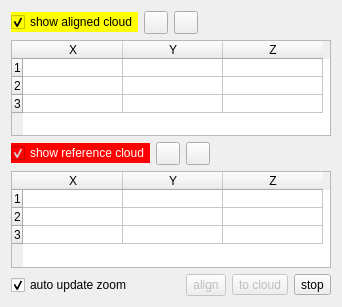
First picture: the form in qCC/ui_templates/pointPairRegistrationDlg.ui, repository CloudCompare/CloudCompare, before the edit.
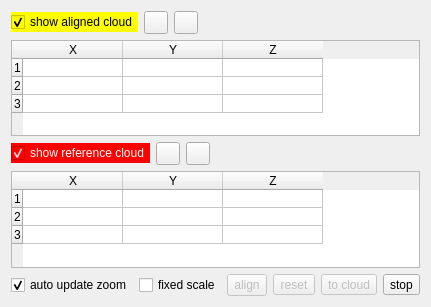
Second picture: the form after the edit. Icons and pictures are not drawn.

Commit message: Point pair registration tool almost finished

Patch:
```diff
--- a/qCC/ui_templates/pointPairRegistrationDlg.ui
+++ b/qCC/ui_templates/pointPairRegistrationDlg.ui
@@ -210,6 +210,13 @@
        </property>
       </widget>
      </item>
+     <item>
+      <widget class="QCheckBox" name="fixedScalecheckBox">
+       <property name="text">
+        <string>fixed scale</string>
+       </property>
+      </widget>
+     </item>
      <item>
       <spacer name="horizontalSpacer_3">
        <property name="orientation">
@@ -239,6 +246,16 @@
        </property>
       </widget>
      </item>
+     <item>
+      <widget class="QToolButton" name="resetToolButton">
+       <property name="enabled">
+        <bool>false</bool>
+       </property>
+       <property name="text">
+        <string>reset</string>
+       </property>
+      </widget>
+     </item>
      <item>
       <widget class="QToolButton" name="validToolButton">
        <property name="enabled">
```
The commit also changes 6 other files.
